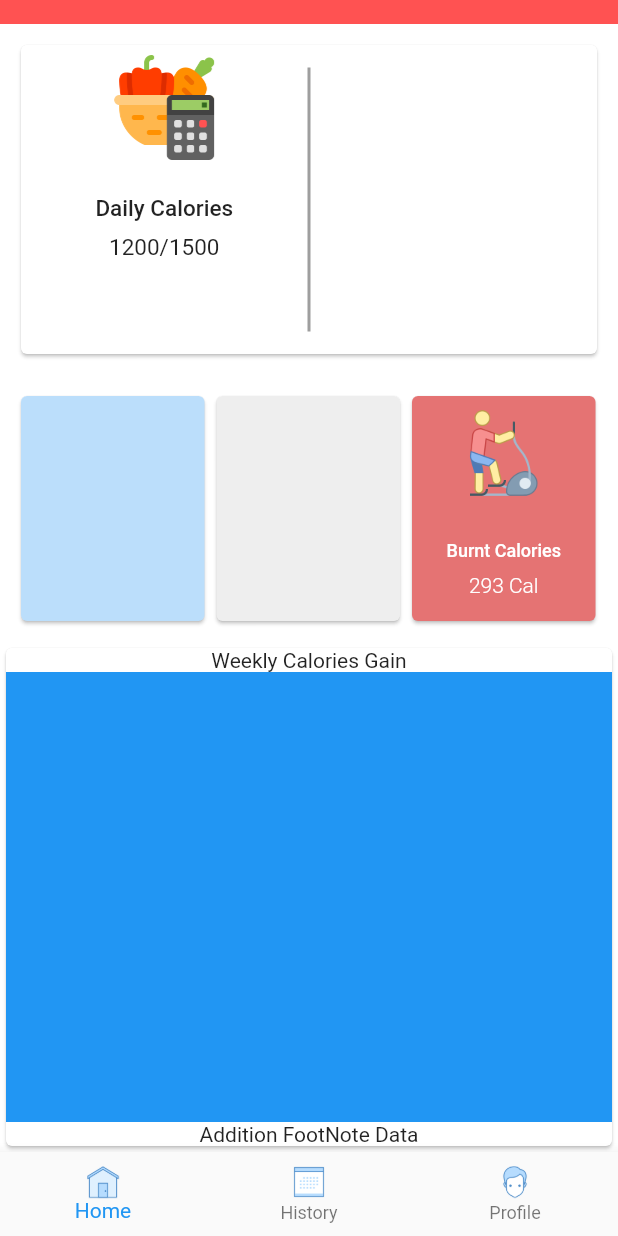
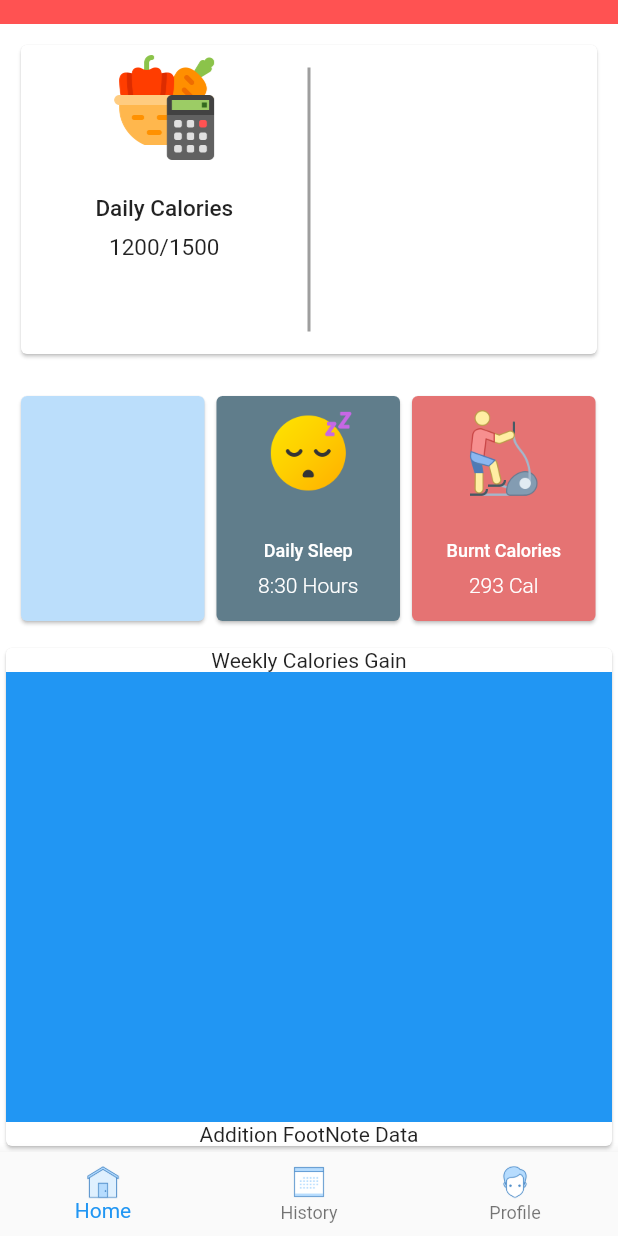
Before and after one commit to fitty-Hackccelerate-2020/fitty-frontend_Flutter, a Flutter app: the NavigationPage screen opened directly, scrolled down 87 dp, on a phone screen of 412 x 824 dp. Run offline on Flutter 3.47's test engine with Material 2 defaults, Android fonts, the phone set to English and light mode, and no system bars; our stand-ins replace charts_flutter, fluttertoast, shared_preferences; accounts and stored records are empty.

Commit message:
Sleep Ui in Dashboard

```diff
--- a/lib/Page/Dashboard/dashboard.dart
+++ b/lib/Page/Dashboard/dashboard.dart
@@ -209,10 +209,33 @@ class DashBoardPage extends StatelessWidget {
 
   _sleepingCard(BuildContext context){
     return Card(
-      color: Colors.grey[200],
+      color: Colors.blueGrey,
       child: Container(
         width: width / 3 - 15,
         height: 150,
+        child: Column(
+          children: [
+            Padding(
+              padding: const EdgeInsets.all(8.0),
+              child: Container(
+                child: Image.asset('assets/sleep.png',height: 60,width: 60,),
+              ),
+            ),
+            Padding(
+              padding: const EdgeInsets.only(top:20.0),
+              child: Container(
+                child: Text("Daily Sleep",style: TextStyle(fontWeight: FontWeight.w500,fontSize: 12,color: Colors.white),),
+
+              ),
+            ),
+            Padding(
+              padding: const EdgeInsets.all(8.0),
+              child: Container(
+                child: Text("8:30 Hours",style: TextStyle(fontWeight: FontWeight.w300,color: Colors.white),),
+              ),
+            )
+          ],
+        ),
       ),
     );
   }
```
